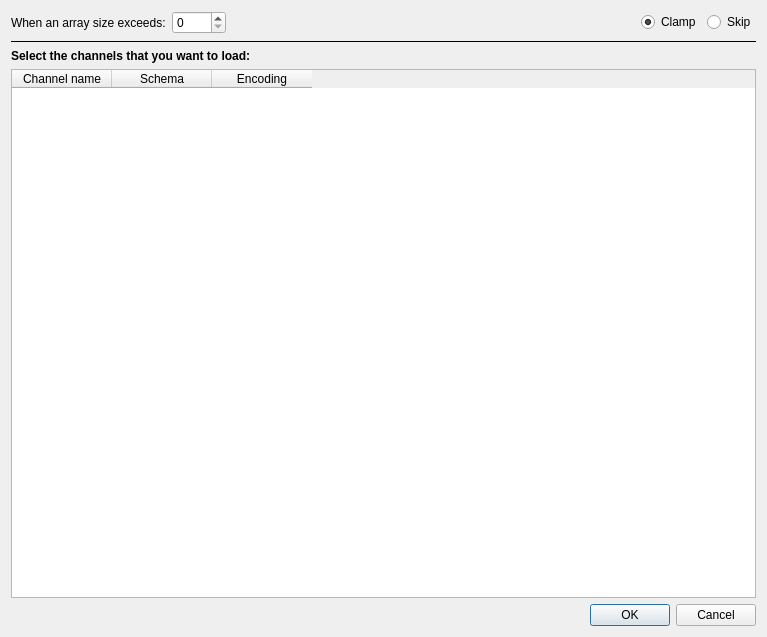
Before: the Qt Designer form plotjuggler_plugins/DataLoadMCAP/dialog_mcap.ui in facontidavide/plotjuggler-release, drawn with Qt 5.
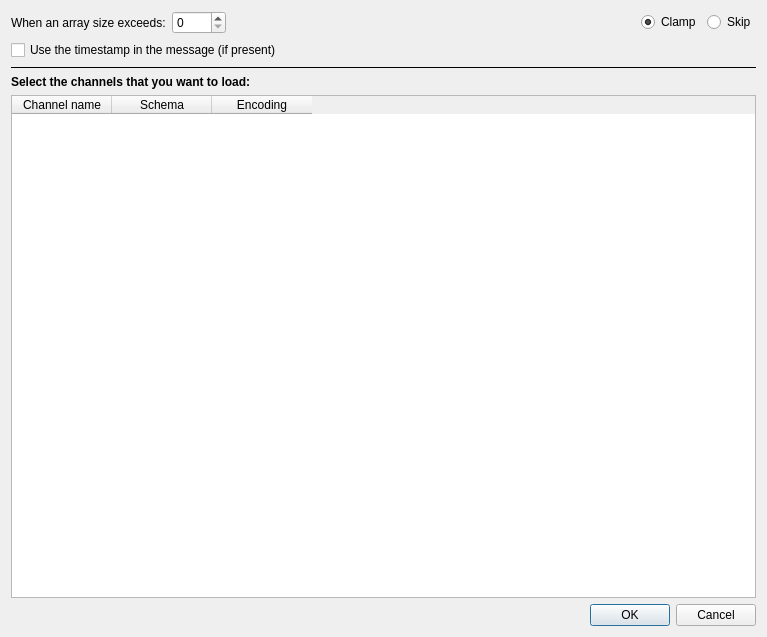
After: the same form once the commit is applied.

```diff
--- a/plotjuggler_plugins/DataLoadMCAP/dialog_mcap.ui
+++ b/plotjuggler_plugins/DataLoadMCAP/dialog_mcap.ui
@@ -65,6 +65,13 @@
      </item>
     </layout>
    </item>
+   <item>
+    <widget class="QCheckBox" name="checkBoxUseTimestamp">
+     <property name="text">
+      <string>Use the timestamp in the message (if present)</string>
+     </property>
+    </widget>
+   </item>
    <item>
     <widget class="Line" name="line">
      <property name="frameShadow">
```
